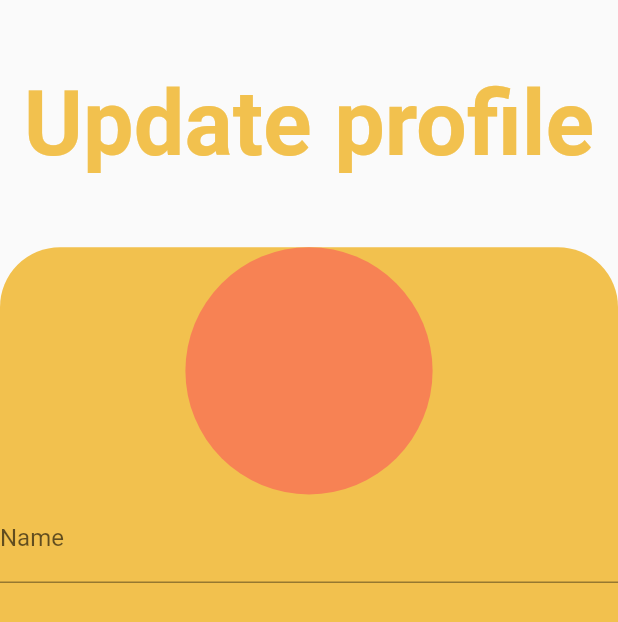
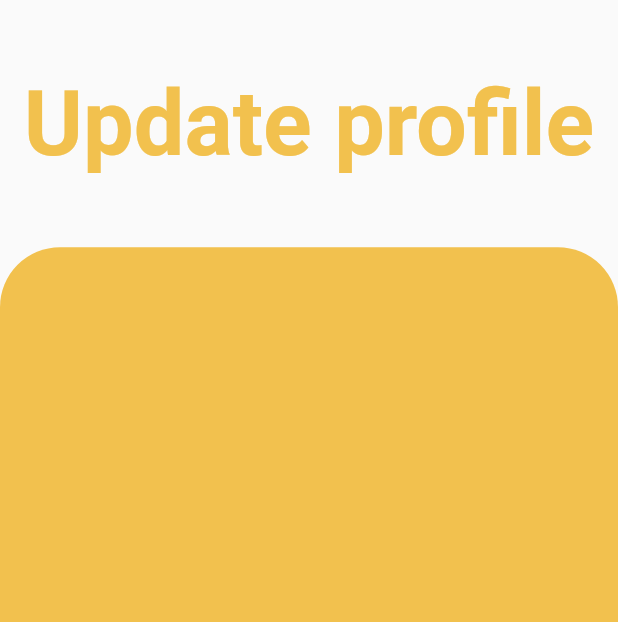
Before and after one commit to AnasMations/Note-Space, a Flutter app: the UpdateProfile screen opened directly, on a phone screen of 412 x 824 dp. Shown: the top 622 px of the screen. Run offline on Flutter 3.47's test engine with Material 2 defaults, Android fonts, the phone set to English and light mode, and no system bars; our stand-ins replace cloud_firestore, firebase_auth, firebase_core; missing offline and left inert: dart:ffi, firebase_ui_auth; accounts and stored records are empty.

Commit message:
second commit

```diff
--- a/lib/my_app.dart
+++ b/lib/my_app.dart
@@ -1,4 +1,5 @@
-import 'package:flut_fire_training/screens/sign_in/Sign_in_screen.dart';
+import 'package:flut_fire_training/screens/sign_in/sign_in_screen.dart';
+import 'package:flut_fire_training/screens/update_profile/update_profile.dart';
 
 import 'package:flutter/material.dart';
 
@@ -10,7 +11,8 @@ class MyApp extends StatelessWidget {
   @override
   Widget build(BuildContext context) {
     return MaterialApp(
-        title: 'we learning', home: SignInScreenManual() //SignInScreenManual(),
-        );
+      title: 'we learning',
+      home: SignInScreenManual(),
+    );
   }
 }
--- a/lib/screens/sign_in/sign_in_screen.dart
+++ b/lib/screens/sign_in/sign_in_screen.dart
@@ -2,12 +2,12 @@ import 'dart:ffi';
 
 import 'package:firebase_ui_auth/firebase_ui_auth.dart';
 import 'package:flut_fire_training/models/user_model.dart';
+import 'package:flut_fire_training/screens/update_profile/update_profile.dart';
 import 'package:flut_fire_training/services/firebase-services.dart';
 import 'package:flut_fire_training/style/custom_style.dart';
 
 import 'package:flutter/material.dart';
 
-/****asnasoicnaoscnoasinc */
 class SignInScreenManual extends StatelessWidget {
   const SignInScreenManual({
     Key? key,
@@ -89,85 +89,6 @@ class CustomSignInScreen extends StatelessWidget {
   }
 }
 
-class UpdateProfile extends StatelessWidget {
-  const UpdateProfile({
-    Key? key,
-  }) : super(key: key);
-
-  @override
-  Widget build(BuildContext context) {
-    return Scaffold(
-      body: Column(
-        mainAxisAlignment: MainAxisAlignment.start,
-        crossAxisAlignment: CrossAxisAlignment.center,
-        children: [
-          Expanded(
-            flex: 2,
-            child: Center(
-                child: Text(
-              'Update profile',
-              style: TextStyle(
-                  color: CustomStyle.colorPalette[2],
-                  fontSize: CustomStyle.massiveTitleSize,
-                  fontWeight: FontWeight.bold),
-            )),
-          ),
-          Expanded(
-              flex: 8,
-              child: Container(
-                decoration: BoxDecoration(
-                    borderRadius: BorderRadius.only(
-                        topLeft: Radius.circular(40),
-                        topRight: Radius.circular(40)),
-                    color: CustomStyle.colorPalette[2]),
-                child: Center(
-                  child: Column(
-                    mainAxisAlignment: MainAxisAlignment.spaceAround,
-                    crossAxisAlignment: CrossAxisAlignment.center,
-                    children: [
-                      Expanded(
-                        flex: 2,
-                        child: Container(
-                          decoration: BoxDecoration(
-                            color: CustomStyle.colorPalette[1],
-                            shape: BoxShape.circle,
-                          ),
-                        ),
-                      ),
-                      Expanded(
-                        flex: 6,
-                        child: Form(
-                            key: GlobalKey<FormState>(),
-                            child: Column(
-                                mainAxisAlignment:
-                                    MainAxisAlignment.spaceAround,
-                                crossAxisAlignment: CrossAxisAlignment.center,
-                                children: [
-                                  Expanded(
-                                    flex: 2,
-                                    child: TextFormField(
-                                      decoration:
-                                          InputDecoration(labelText: 'Name'),
-                                      validator: (value) {
-                                        if (value == null || value.isEmpty) {
-                                          return 'Please enter some text';
-                                        }
-                                        return value;
-                                      },
-                                    ),
-                                  )
-                                ])),
-                      )
-                    ],
-                  ),
-                ),
-              ))
-        ],
-      ),
-    );
-  }
-}
-
 class SignInScreenTitle extends StatelessWidget {
   const SignInScreenTitle({
     Key? key,
--- /dev/null
+++ b/lib/screens/update_profile/update_profile.dart
@@ -0,0 +1,57 @@
+import 'package:flut_fire_training/style/custom_style.dart';
+import 'package:flutter/material.dart';
+
+class UpdateProfile extends StatefulWidget {
+  const UpdateProfile({
+    Key? key,
+  }) : super(key: key);
+
+  @override
+  State<UpdateProfile> createState() => _UpdateProfileState();
+}
+
+class _UpdateProfileState extends State<UpdateProfile> {
+  final _formKey = GlobalKey<FormState>();
+  @override
+  Widget build(BuildContext context) {
+    return Scaffold(
+      body: Column(
+        mainAxisAlignment: MainAxisAlignment.start,
+        crossAxisAlignment: CrossAxisAlignment.center,
+        children: [
+          Expanded(
+            flex: 2,
+            child: Center(
+                child: Text(
+              'Update profile',
+              style: TextStyle(
+                  color: CustomStyle.colorPalette[2],
+                  fontSize: CustomStyle.massiveTitleSize,
+                  fontWeight: FontWeight.bold),
+            )),
+          ),
+          Expanded(
+              flex: 8,
+              child: Container(
+                decoration: CustomStyle.customBoxDecoration(true, false),
+                child: Center(
+                  child: Column(
+                    mainAxisAlignment: MainAxisAlignment.spaceAround,
+                    crossAxisAlignment: CrossAxisAlignment.center,
+                    children: [
+                      Expanded(
+                        flex: 6,
+                        child: Column(
+                            mainAxisAlignment: MainAxisAlignment.spaceAround,
+                            crossAxisAlignment: CrossAxisAlignment.center,
+                            children: []),
+                      )
+                    ],
+                  ),
+                ),
+              ))
+        ],
+      ),
+    );
+  }
+}
--- a/lib/style/custom_style.dart
+++ b/lib/style/custom_style.dart
@@ -1,13 +1,12 @@
-import 'package:flutter/animation.dart';
 import 'package:flutter/material.dart';
 
 class CustomStyle {
   static List<Color> colorPalette = [
-    Color.fromARGB(255, 117, 79, 68),
-    Color.fromARGB(255, 247, 130, 84),
-    Color.fromARGB(255, 242, 193, 78),
-    Color.fromARGB(255, 151, 171, 177),
-    Color.fromARGB(255, 255, 255, 255),
+    const Color.fromARGB(255, 117, 79, 68),
+    const Color.fromARGB(255, 247, 130, 84),
+    const Color.fromARGB(255, 242, 193, 78),
+    const Color.fromARGB(255, 151, 171, 177),
+    const Color.fromARGB(255, 255, 255, 255),
     Colors.black54
   ];
 
@@ -35,4 +34,22 @@ class CustomStyle {
                   MaterialStateProperty.all<Color>(CustomStyle.colorPalette[4]),
               backgroundColor: MaterialStateProperty.all<Color>(
                   CustomStyle.colorPalette[1]))));
+  static BoxDecoration customBoxDecoration(bool tophalf, bool bottomHalf) {
+    if (tophalf && !bottomHalf) {
+      return BoxDecoration(
+          borderRadius: const BorderRadius.only(
+              topLeft: Radius.circular(40), topRight: Radius.circular(40)),
+          color: CustomStyle.colorPalette[2]);
+    } else if (bottomHalf && !tophalf) {
+      return BoxDecoration(
+          borderRadius: const BorderRadius.only(
+              bottomLeft: Radius.circular(40),
+              bottomRight: Radius.circular(40)),
+          color: CustomStyle.colorPalette[2]);
+    } else {
+      return BoxDecoration(
+          borderRadius: const BorderRadius.all(Radius.circular(40)),
+          color: CustomStyle.colorPalette[2]);
+    }
+  }
 }
```
